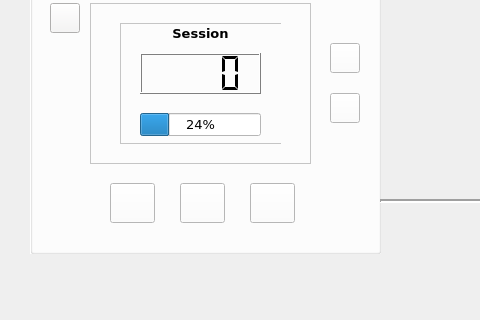
osasuair/Neureset-EEG-Treatment-Device-QT-Simulator, file mainwindow.ui: the form before one commit; both pictures show x 0 to 480 and y 127 to 447 of the 729 by 447 pixel window.
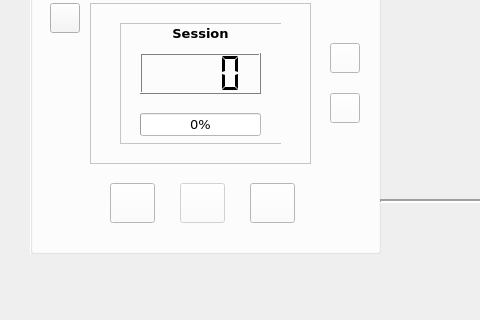
The form after the commit. The open tabs and pages were chosen to show the change. Icons and pictures are not drawn.

Diff of the .ui file:
```diff
--- a/mainwindow.ui
+++ b/mainwindow.ui
@@ -1094,7 +1094,7 @@
           </rect>
          </property>
          <property name="value">
-          <number>24</number>
+          <number>0</number>
          </property>
         </widget>
         <widget class="QLCDNumber" name="sessionClock">
@@ -1300,6 +1300,9 @@
      </property>
     </widget>
     <widget class="QPushButton" name="playButton">
+     <property name="enabled">
+      <bool>false</bool>
+     </property>
      <property name="geometry">
       <rect>
        <x>150</x>
```
Left out of the diff: 2 changed lines with no effect on the pictures.
